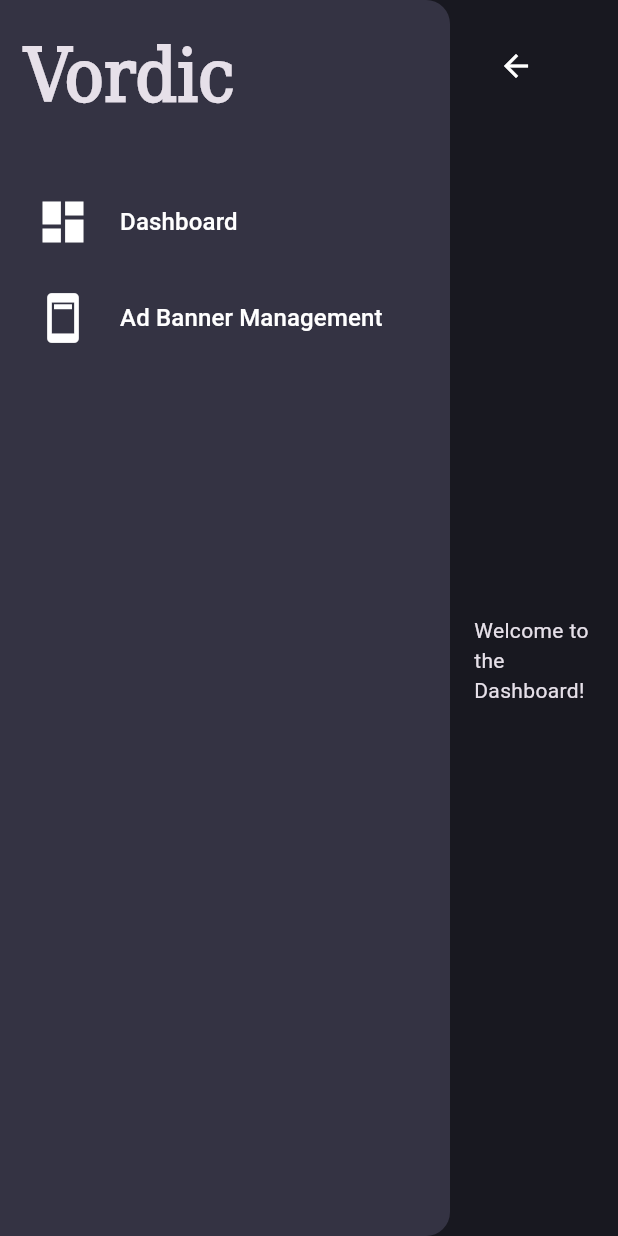
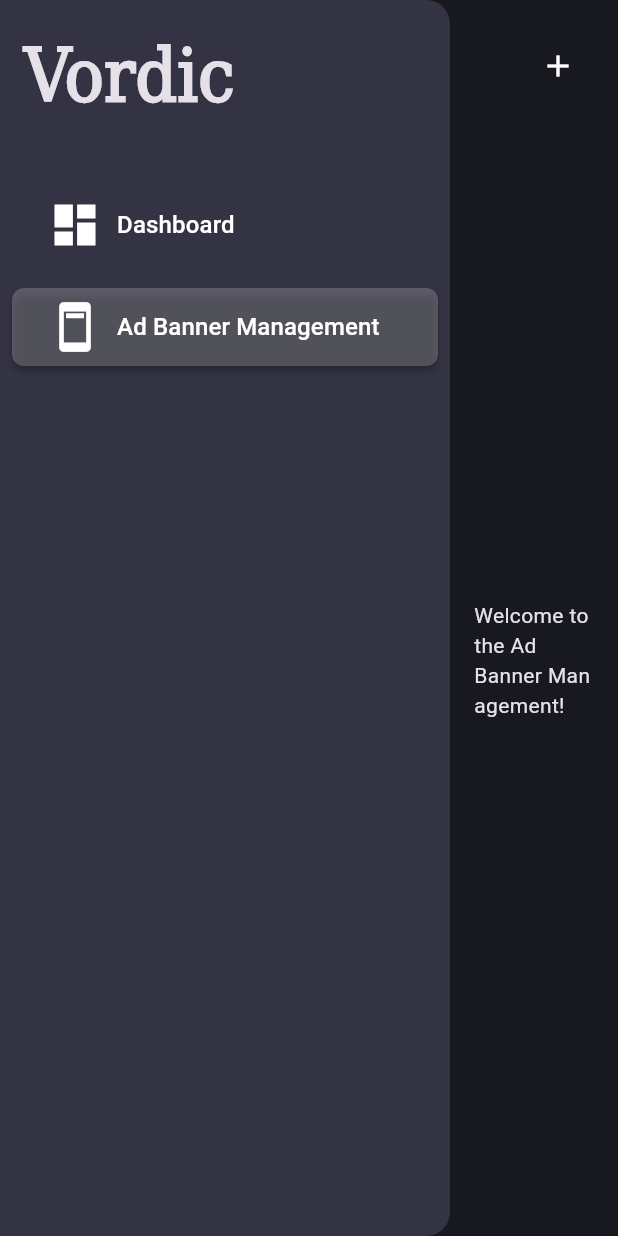
Before and after one commit to Yahia-Shwky-Sief/vordic_admin, a Flutter app: the screen it shows after launch, after a tap on "Ad Banner Management", on a phone screen of 412 x 824 dp. Run offline on Flutter 3.47's test engine with Material 3 defaults, Android fonts, the phone set to English and light mode, and no system bars; our stand-ins replace firebase_core, page_transition, supabase_flutter; accounts and stored records are empty; generated files the repository leaves out were written again.

Commit message:
update navigation

```diff
--- a/lib/core/theme/theme.dart
+++ b/lib/core/theme/theme.dart
@@ -12,7 +12,7 @@ class AppTheme {
       error: AppPalette.errorColor,
     ),
     appBarTheme: const AppBarTheme(
-      backgroundColor: Color.fromRGBO(24, 24, 32, 1),
+      backgroundColor: AppPalette.backgroundColor,
       elevation: 0,
       scrolledUnderElevation: 0,
     ),
--- a/lib/core/widgets/nav/nav.dart
+++ b/lib/core/widgets/nav/nav.dart
@@ -1,13 +1,13 @@
 import 'package:flutter/material.dart';
 import 'package:vordic_admin/core/widgets/nav/widgets/widgets/drawer.dart';
 
-Widget nav({required context, required Widget body})=>
+Widget nav({required context, required Widget body, required int selectedPageId,})=>
    Scaffold(
     extendBodyBehindAppBar: true,
     body: Row(
       crossAxisAlignment: CrossAxisAlignment.start,
       children: [
-        drawer(context: context),
+        drawer(context: context, selectedPageId: selectedPageId),
         Expanded(
           child: Padding(
             padding: const EdgeInsets.all(16),
--- a/lib/core/widgets/nav/widgets/widgets/drawer.dart
+++ b/lib/core/widgets/nav/widgets/widgets/drawer.dart
@@ -2,10 +2,12 @@ import 'package:flutter/material.dart';
 import 'package:vordic_admin/core/theme/app_palette.dart';
 import 'package:vordic_admin/core/widgets/logo.dart';
 import 'package:vordic_admin/core/widgets/nav/widgets/widgets/drawer_button.dart';
-import 'package:vordic_admin/features/dashboard/dashboard.dart';
+import 'package:vordic_admin/features/ad_banner_management/ui/ad_banner_management.dart';
+import 'package:vordic_admin/features/dashboard/ui/dashboard.dart';
 
 Widget drawer({
-  required context,
+  required BuildContext context,
+  required int selectedPageId,
 }) =>
     Drawer(
       width: 300,
@@ -21,12 +23,14 @@ Widget drawer({
               text: 'Dashboard',
               icon: Icons.dashboard,
               context: context,
+              selected: selectedPageId == 0,
             ),
             customDrawerButton(
-              page: const Dashboard(),
+              page: const AdBannerManagement(),
               text: 'Ad Banner Management',
               icon: Icons.ad_units,
               context: context,
+              selected: selectedPageId == 1,
             ),
           ]),
         ],
--- a/lib/core/widgets/nav/widgets/widgets/drawer_button.dart
+++ b/lib/core/widgets/nav/widgets/widgets/drawer_button.dart
@@ -6,6 +6,7 @@ Widget customDrawerButton({
   required BuildContext context,
   required String text,
   required IconData icon,
+  bool selected = false,
 }) =>
     Padding(
       padding: const EdgeInsets.all(8.0),
@@ -13,6 +14,12 @@ Widget customDrawerButton({
         onPressed: () {
           context.pushTransition(child: page, type: PageTransitionType.fade);
         },
+        color: selected ? Colors.white.withOpacity(0.2) : null,
+        shape: RoundedRectangleBorder(
+          borderRadius: BorderRadius.circular(8),
+        ),
+        child: Padding(
+          padding: const EdgeInsets.all(8.0),
           child: Row(
             crossAxisAlignment: CrossAxisAlignment.center,
             children: [
@@ -20,7 +27,7 @@ Widget customDrawerButton({
                 icon,
                 size: 36,
               ),
-            const SizedBox(width: 20),
+              const SizedBox(width: 10),
               SizedBox(
                 width: 200,
                 child: Text(
@@ -29,6 +36,7 @@ Widget customDrawerButton({
                     fontSize: 16,
                     fontWeight: FontWeight.w500,
                     color: Colors.white,
+                    overflow: TextOverflow.ellipsis,
                   ),
                 ),
               ),
@@ -36,4 +44,5 @@ Widget customDrawerButton({
             ],
           ),
         ),
+      ),
     );
--- /dev/null
+++ b/lib/features/ad_banner_management/ui/ad_banner_management.dart
@@ -0,0 +1,31 @@
+import 'package:flutter/material.dart';
+import 'package:vordic_admin/core/widgets/nav/nav.dart';
+
+class AdBannerManagement extends StatelessWidget {
+  const AdBannerManagement({super.key});
+
+  @override
+  Widget build(BuildContext context) {
+    return nav(
+      context: context,
+      selectedPageId: 1,
+      body: Scaffold(
+        appBar: AppBar(
+          automaticallyImplyLeading: false,
+          title: const Text('Ad Banner Management'),
+          actions: [
+            IconButton(
+              icon: const Icon(Icons.add),
+              onPressed: () {
+                // Add your action here
+              },
+            ),
+          ],
+        ),
+        body: const Center(
+          child: Text('Welcome to the Ad Banner Management!'),
+        ),
+      ),
+    );
+  }
+}
--- a/lib/features/dashboard/dashboard.dart
+++ b/lib/features/dashboard/ui/dashboard.dart
@@ -8,8 +8,10 @@ class Dashboard extends StatelessWidget {
   Widget build(BuildContext context) {
     return nav(
       context: context,
+      selectedPageId: 0,
       body: Scaffold(
         appBar: AppBar(
+          automaticallyImplyLeading: false,
           title: const Text('Dashboard'),
         ),
         body: const Center(
--- a/lib/main.dart
+++ b/lib/main.dart
@@ -3,7 +3,7 @@ import 'package:supabase_flutter/supabase_flutter.dart';
 import 'package:vordic_admin/core/secrets/supabase_api_keys.dart';
 import 'package:vordic_admin/core/theme/theme.dart';
 import 'package:firebase_core/firebase_core.dart';
-import 'package:vordic_admin/features/dashboard/dashboard.dart';
+import 'package:vordic_admin/features/dashboard/ui/dashboard.dart';
 import 'package:vordic_admin/firebase_options.dart';
 
 void main() async {
```
Also changed, not shown: lib/core/models/product.dart (deleted, +0 -25 lines), lib/core/widgets/products/product.dart (deleted, +0 -50 lines), lib/core/widgets/products/product_details.dart (deleted, +0 -45 lines). Lines whose indentation alone changed are shown as unchanged.
